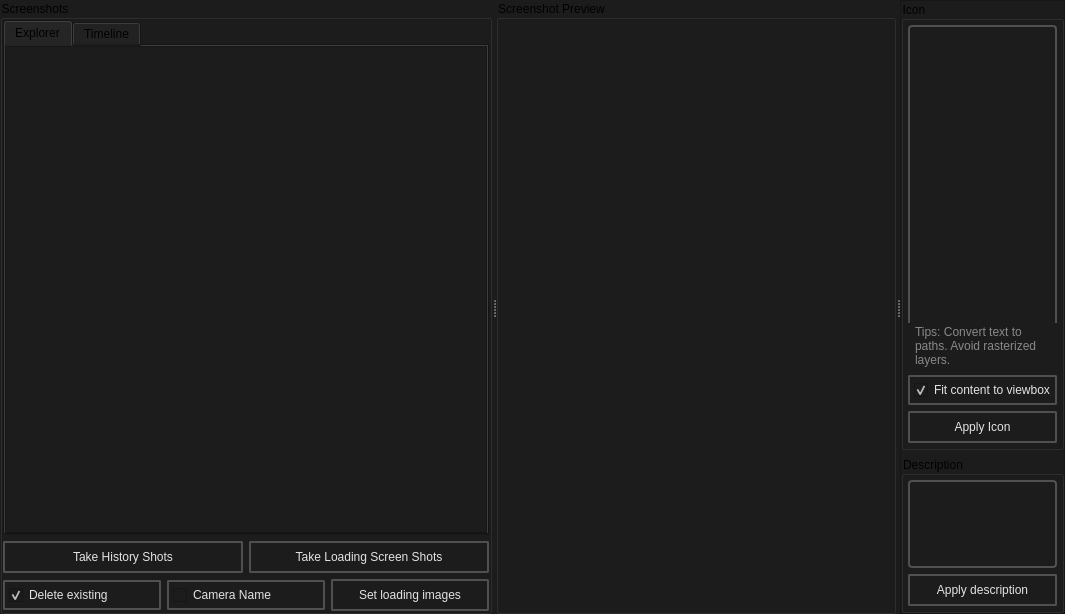
First picture: the form in src/editors/loading_editor/main.ui, repository dertwist/Hammer5Tools, before the edit.
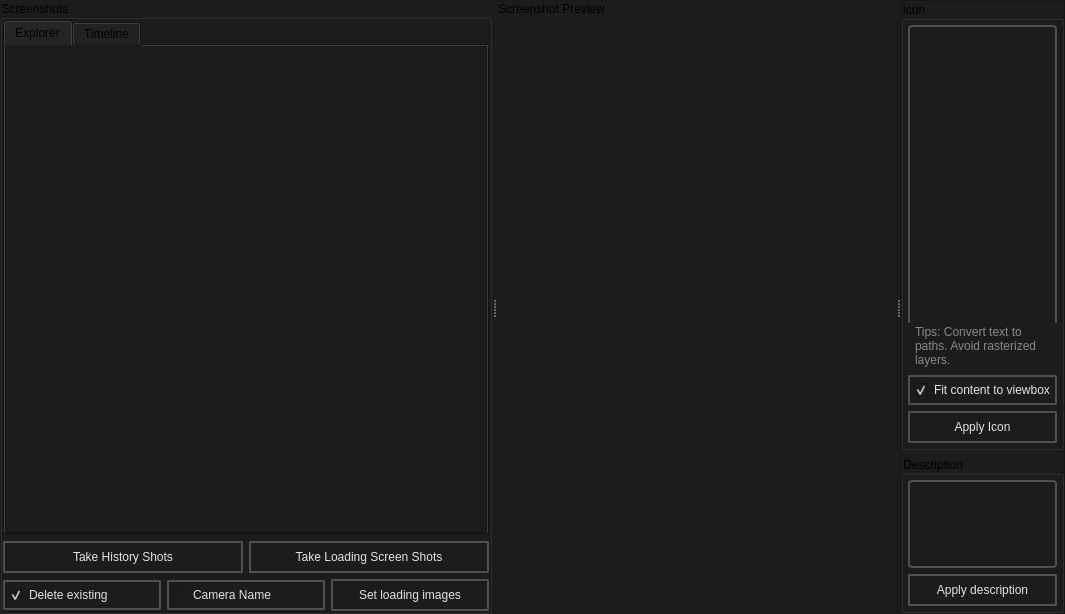
Second picture: the form after the edit. Icons and pictures are not drawn.

Commit message:
feat(loading_editor): add loading screen editor UI, preview viewport, and asset templates
Implement loading screen layout designer, viewport preview pane, UI controls, and default background/divider/CS2 icon template assets.

```diff
--- a/src/editors/loading_editor/main.ui
+++ b/src/editors/loading_editor/main.ui
@@ -604,6 +604,9 @@
         <property name="title">
          <string>Screenshot Preview</string>
         </property>
+        <property name="styleSheet">
+         <string>QGroupBox#screenshot_preview { outline: none; border: none; }</string>
+        </property>
         <layout class="QVBoxLayout" name="verticalLayout_6">
          <property name="spacing">
           <number>6</number>
```
The commit also changes 7 other files.
